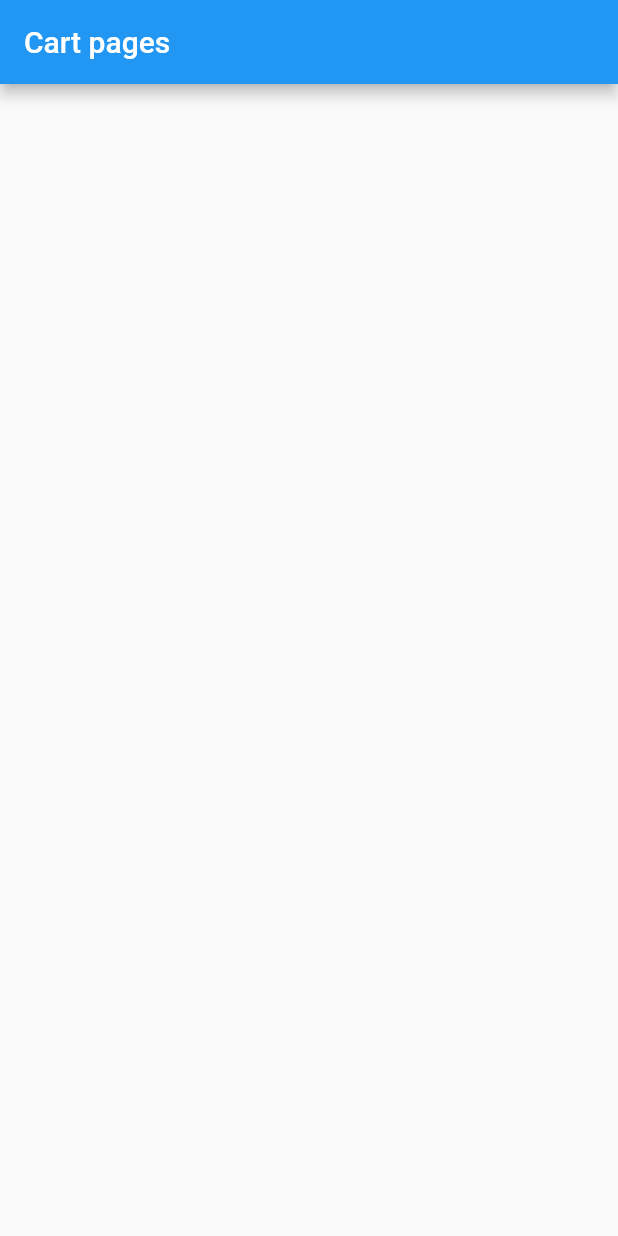
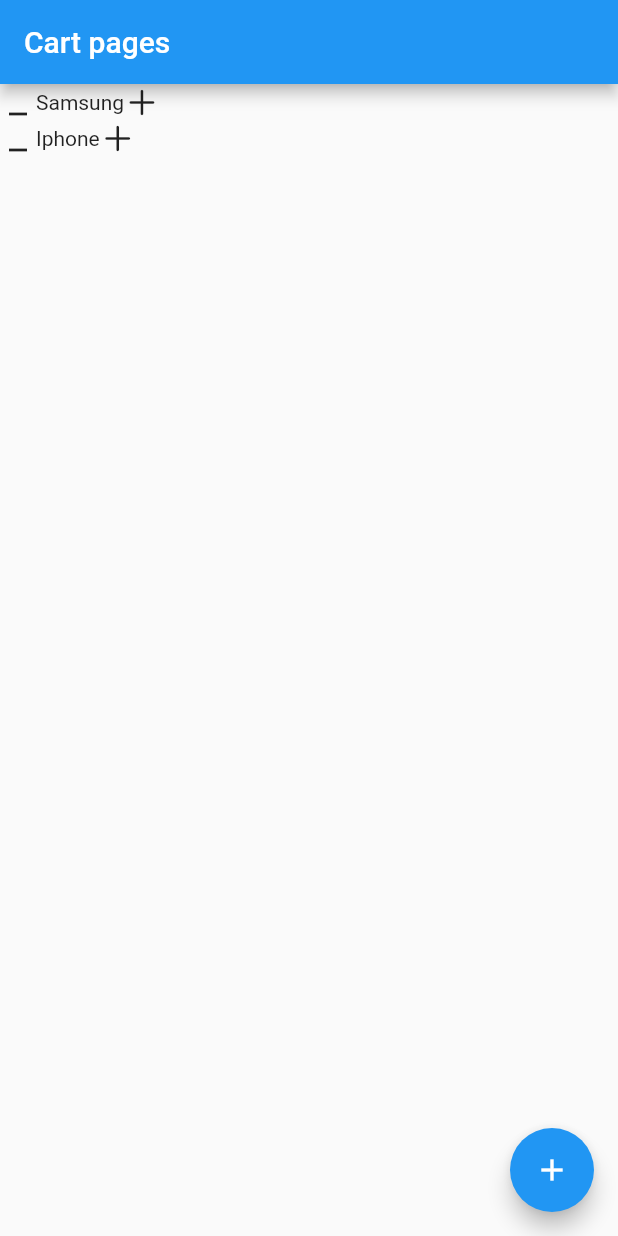
Before and after one commit to PrabeshPP/flutter_bloc, a Flutter app: the screen it shows after launch, on a phone screen of 412 x 824 dp. Run offline on Flutter 3.47's test engine with Material 2 defaults, Android fonts, the phone set to English and light mode, and no system bars.

```diff
--- a/lib/cart.dart
+++ b/lib/cart.dart
@@ -1,18 +1,61 @@
+import 'dart:convert';
+
+import 'package:flutter/cupertino.dart';
 import 'package:flutter/material.dart';
+import 'package:flutter/services.dart';
+import 'package:flutter_bloc1/cartmodel.dart';
 
-class CartPage extends StatelessWidget {
-  const CartPage({ Key? key }) : super(key: key);
+class CartPage extends StatefulWidget {
+  const CartPage({Key? key}) : super(key: key);
+
+  @override
+  _CartPageState createState() => _CartPageState();
+}
+
+class _CartPageState extends State<CartPage> {
+  @override
+  void initState() {
+    super.initState();
+    loadData();
+  }
+
+  loadData() async {
+    final jsonData = await rootBundle.loadString("Assets/bloc.json");
+    final jsonDecodeData = jsonDecode(jsonData);
+    var listData = jsonDecodeData["item"];
+    ItemModel.item = List.from(listData).map((e) => Items.fromMap(e)).toList();
+    setState(() {
+
+    });
+  }
 
   @override
   Widget build(BuildContext context) {
     return Scaffold(
+      floatingActionButton: FloatingActionButton(
+        onPressed: () {},
+        child: Icon(Icons.add),
+      ),
       appBar: AppBar(
         title: Text("Cart pages"),
       ),
       body: Container(
-
         height: MediaQuery.of(context).size.height,
         width: MediaQuery.of(context).size.width,
+        child: ListView.builder(
+            itemCount: ItemModel.item!.length,
+            itemBuilder: (context, index) {
+              final model = ItemModel.item![index];
+              return Container(
+                child: Row(
+                  children: [
+                    Icon(Icons.minimize_outlined),
+                    Text(model.name),
+                    Icon(CupertinoIcons.add)
+                  ],
+                ),
+              );
+            }),
       ),
     );
   }
--- /dev/null
+++ b/lib/cartmodel.dart
@@ -0,0 +1,56 @@
+import 'dart:convert';
+
+class ItemModel {
+  static List<Items>? item;
+}
+
+class Items {
+  final String name;
+  final String price;
+
+  Items({
+    required this.name,
+    required this.price,
+  });
+
+  Items copyWith({
+    String? name,
+    String? price,
+  }) {
+    return Items(
+      name: name ?? this.name,
+      price: price ?? this.price,
+    );
+  }
+
+  Map<String, dynamic> toMap() {
+    return {
+      'name': name,
+      'price': price,
+    };
+  }
+
+  factory Items.fromMap(Map<String, dynamic> map) {
+    return Items(
+      name: map['name'],
+      price: map['price'],
+    );
+  }
+
+  String toJson() => json.encode(toMap());
+
+  factory Items.fromJson(String source) => Items.fromMap(json.decode(source));
+
+  @override
+  String toString() => 'Items(name: $name, price: $price)';
+
+  @override
+  bool operator ==(Object other) {
+    if (identical(this, other)) return true;
+
+    return other is Items && other.name == name && other.price == price;
+  }
+
+  @override
+  int get hashCode => name.hashCode ^ price.hashCode;
+}
--- a/pubspec.yaml
+++ b/pubspec.yaml
@@ -47,8 +47,8 @@ flutter:
   uses-material-design: true
 
   # To add assets to your application, add an assets section, like this:
-  # assets:
-  #   - images/a_dot_burr.jpeg
+  assets:
+    - Assets/
   #   - images/a_dot_ham.jpeg
 
   # An image asset can refer to one or more resolution-specific "variants", see
```
Also changed, not shown: lib/cubit.dart (added).
